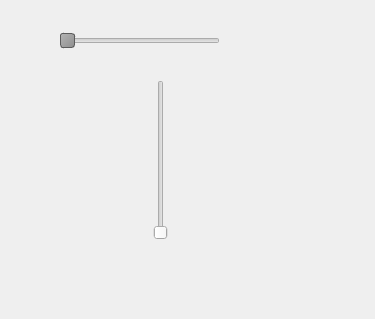
aphics/DPO, file Aprendiendo_PyQt/slider/slider.ui: the form before one commit.
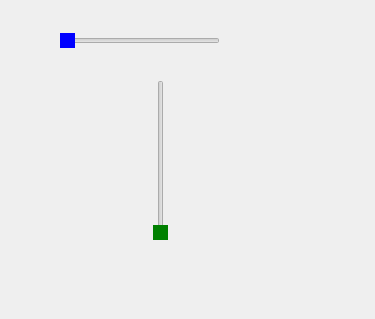
The form after the commit.

Patch:
```diff
--- a/Aprendiendo_PyQt/slider/slider.ui
+++ b/Aprendiendo_PyQt/slider/slider.ui
@@ -15,12 +15,12 @@
   </property>
   <property name="styleSheet">
    <string notr="true">QSlider::handle:horizontal {
-    background: qlineargradient(x1:0, y1:0, x2:1, y2:1, stop:0 #b4b4b4, stop:1 #8f8f8f);
-    border: 1px solid #5c5c5c;
-    width: 18px;
-    margin: -15px 0; /* handle is placed by default on the contents rect of the groove. Expand outside the groove */
-    border-radius: 3px;
-}</string>
+    background-color: blue
+    }
+
+QSlider::handle:vertical {
+    background-color: green
+    }</string>
   </property>
   <widget class="QSlider" name="horizontalSlider">
    <property name="geometry">
@@ -31,6 +31,9 @@
      <height>22</height>
     </rect>
    </property>
+   <property name="maximum">
+    <number>99</number>
+   </property>
    <property name="orientation">
     <enum>Qt::Horizontal</enum>
    </property>
```
